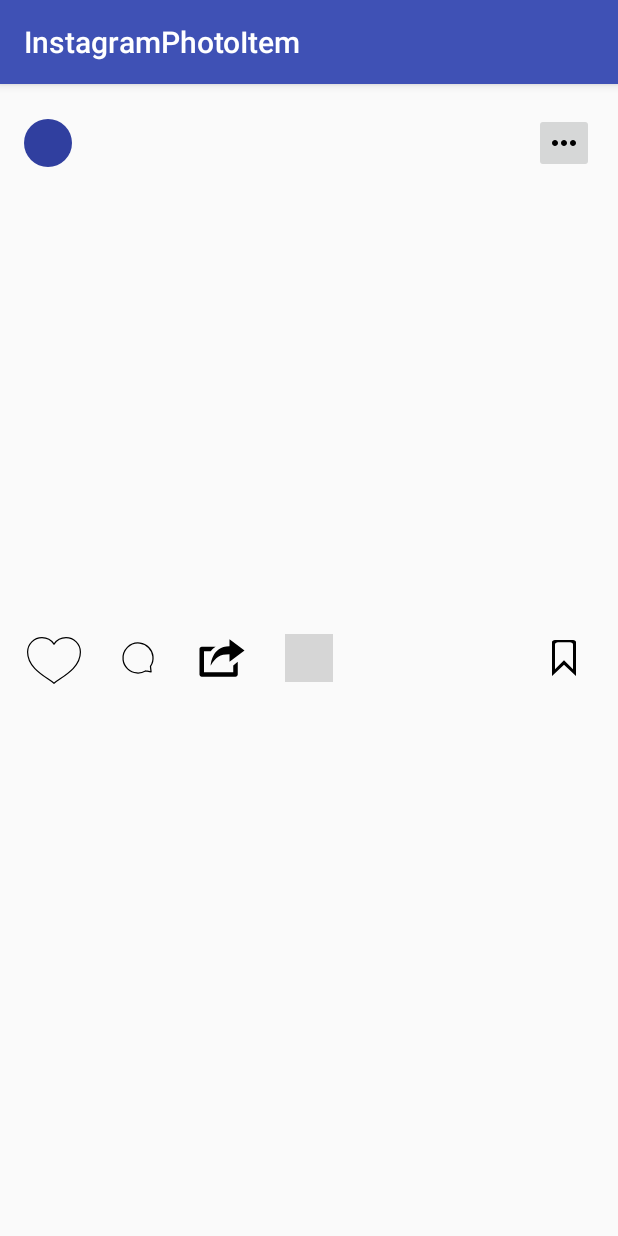
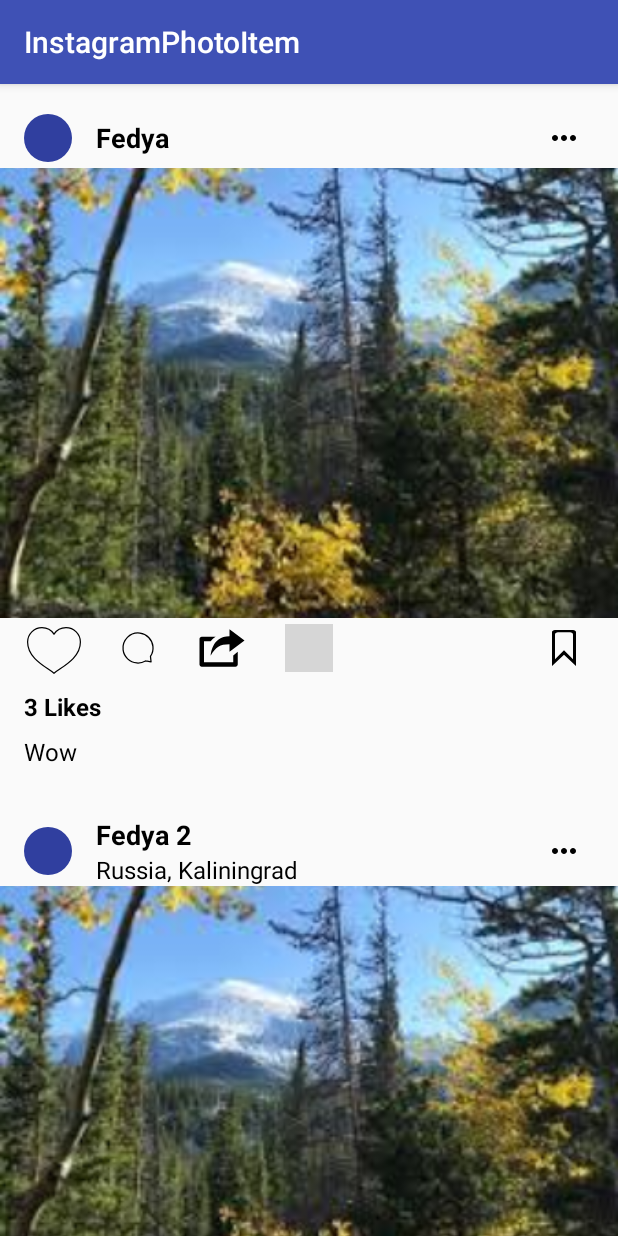
Before and after one commit to fedka27/test_instagram_photo_item, an Android app: the screen it shows after launch (MainActivity), on a phone screen of 412 x 824 dp. Run offline under Robolectric (Android 15) with nearby library versions, the phone set to English and light mode, and no system bars; our stand-ins replace CircleImageView; plain views replace PageIndicatorView; grey boxes are pictures that could not be loaded.

Commit message:
[+] Design complete ( not tested )

```diff
--- a/app/build.gradle
+++ b/app/build.gradle
@@ -28,6 +28,7 @@ dependencies {
     implementation"org.jetbrains.kotlin:kotlin-stdlib-jre7:$kotlin_version"
 
     implementation 'com.android.support:appcompat-v7:26.1.0'
+    implementation 'com.android.support:design:26.1.0'
     implementation 'de.hdodenhof:circleimageview:2.2.0'
     implementation 'com.romandanylyk:pageindicatorview:1.0.0'
 
--- /dev/null
+++ b/app/src/main/java/com/github/fedka27/instagramphotoitem/CommonExtensions.kt
@@ -0,0 +1,11 @@
+package com.github.fedka27.instagramphotoitem
+
+import android.support.annotation.LayoutRes
+import android.view.LayoutInflater
+import android.view.View
+import android.view.ViewGroup
+
+
+fun ViewGroup.getLayoutView(@LayoutRes resLayout: Int): View {
+    return LayoutInflater.from(this.context).inflate(resLayout, this, false)
+}
--- /dev/null
+++ b/app/src/main/java/com/github/fedka27/instagramphotoitem/ImageViewPagerAdapter.kt
@@ -0,0 +1,34 @@
+package com.github.fedka27.instagramphotoitem
+
+import android.content.Context
+import android.support.v4.view.PagerAdapter
+import android.view.LayoutInflater
+import android.view.View
+import android.view.ViewGroup
+import kotlinx.android.synthetic.main.item_image.view.*
+
+class ImageViewPagerAdapter(
+        context: Context,
+        val listResImage: List<Int>,
+        val layoutInflater: LayoutInflater = LayoutInflater.from(context)
+) : PagerAdapter() {
+
+
+    override fun isViewFromObject(view: View?, `object`: Any?): Boolean = `object` is View
+
+    override fun getCount(): Int = listResImage.size
+
+    override fun instantiateItem(container: ViewGroup?, position: Int): Any {
+        val view = layoutInflater.inflate(R.layout.item_image, container, false)
+
+        view.image_view.setImageResource(listResImage[position])
+
+        container?.addView(view)
+
+        return view
+    }
+
+    override fun destroyItem(container: ViewGroup?, position: Int, `object`: Any?) {
+        container?.removeView(`object` as View)
+    }
+}
--- a/app/src/main/java/com/github/fedka27/instagramphotoitem/MainActivity.kt
+++ b/app/src/main/java/com/github/fedka27/instagramphotoitem/MainActivity.kt
@@ -2,11 +2,41 @@ package com.github.fedka27.instagramphotoitem
 
 import android.os.Bundle
 import android.support.v7.app.AppCompatActivity
+import android.support.v7.widget.LinearLayoutManager
+import com.github.fedka27.instagramphotoitem.model.Publication
+import kotlinx.android.synthetic.main.activity_main.*
 
-class MainActivity : AppCompatActivity() {
+class
+MainActivity : AppCompatActivity() {
 
     override fun onCreate(savedInstanceState: Bundle?) {
         super.onCreate(savedInstanceState)
         setContentView(R.layout.activity_main)
+
+        val adapter = PublicationsAdapter(this)
+
+        recycler_view.layoutManager = LinearLayoutManager(this)
+        recycler_view.adapter = adapter
+
+        adapter.addPublication(getPublication1())
+        adapter.addPublication(getPublication2())
+    }
+
+    private fun getPublication1(): Publication {
+        return Publication(
+                "Fedya",
+                null,
+                arrayListOf(R.drawable.image1, R.drawable.image2),
+                3,
+                "Wow")
+    }
+
+    private fun getPublication2(): Publication {
+        return Publication(
+                "Fedya 2",
+                "Russia, Kaliningrad",
+                arrayListOf(R.drawable.image3, R.drawable.image2, R.drawable.image1),
+                13,
+                "Wow!!!")
     }
 }
--- /dev/null
+++ b/app/src/main/java/com/github/fedka27/instagramphotoitem/PublicationsAdapter.kt
@@ -0,0 +1,52 @@
+package com.github.fedka27.instagramphotoitem
+
+import android.content.Context
+import android.support.v7.widget.RecyclerView
+import android.view.View.GONE
+import android.view.ViewGroup
+import com.github.fedka27.instagramphotoitem.model.Publication
+import kotlinx.android.synthetic.main.item_instagram_publication_photo.view.*
+
+class PublicationsAdapter(private val context: Context) : RecyclerView.Adapter<PublicationsAdapter.PublicationViewHolder>() {
+    val listPublications: MutableList<Publication> = mutableListOf()
+
+    override fun onCreateViewHolder(parent: ViewGroup?, viewType: Int): PublicationViewHolder {
+        return PublicationViewHolder(parent!!)
+    }
+
+    override fun getItemCount(): Int = listPublications.size
+
+    override fun onBindViewHolder(holder: PublicationViewHolder?, position: Int) {
+        holder?.bind(listPublications[position])
+    }
+
+    fun setData(list: List<Publication>) {
+        listPublications.clear()
+        listPublications.addAll(list)
+        notifyDataSetChanged()
+    }
+
+    fun addPublication(publication: Publication) {
+        listPublications.add(publication)
+        notifyItemInserted(listPublications.size)
+    }
+
+    class PublicationViewHolder(val viewGroup: ViewGroup)
+        : RecyclerView.ViewHolder(viewGroup.getLayoutView(R.layout.item_instagram_publication_photo)) {
+
+        fun bind(publication: Publication) {
+
+            itemView.name_text_view.text = publication.name
+            itemView.location_text_view.let {
+                if (publication.location == null) it.visibility = GONE
+                else it.text = publication.location
+            }
+
+            itemView.photos_view_pager.adapter = ImageViewPagerAdapter(viewGroup.context, publication.imageResList)
+            itemView.likes_text_view.text = viewGroup.context.getString(R.string.publication_likes_, publication.likes)
+            itemView.comment_text_view.text = publication.comment
+        }
+    }
+
+
+}
--- /dev/null
+++ b/app/src/main/java/com/github/fedka27/instagramphotoitem/model/Publication.kt
@@ -0,0 +1,13 @@
+package com.github.fedka27.instagramphotoitem.model
+
+import java.io.Serializable
+
+class Publication(
+        val name: String,
+        val location: String?,
+        val imageResList: List<Int>,
+        val likes: Int,
+        val comment: String?
+) : Serializable {
+
+}
--- a/app/src/main/res/layout/activity_main.xml
+++ b/app/src/main/res/layout/activity_main.xml
@@ -5,6 +5,10 @@
     android:layout_height="match_parent"
     tools:context="com.github.fedka27.instagramphotoitem.MainActivity">
 
-    <include layout="@layout/item_instagram_photo" />
+    <android.support.v7.widget.RecyclerView
+        android:id="@+id/recycler_view"
+        android:layout_width="match_parent"
+        android:layout_height="match_parent"
+        tools:listitem="@layout/item_instagram_publication_photo" />
 
 </FrameLayout>
--- /dev/null
+++ b/app/src/main/res/layout/item_image.xml
@@ -0,0 +1,13 @@
+<?xml version="1.0" encoding="utf-8"?>
+<LinearLayout xmlns:android="http://schemas.android.com/apk/res/android"
+    android:layout_width="match_parent"
+    android:layout_height="match_parent"
+    android:orientation="vertical">
+
+    <ImageView
+        android:id="@+id/image_view"
+        android:layout_width="match_parent"
+        android:layout_height="match_parent"
+        android:scaleType="centerCrop" />
+
+</LinearLayout>
--- a/app/src/main/res/layout/item_instagram_photo.xml
+++ b/app/src/main/res/layout/item_instagram_publication_photo.xml
@@ -3,7 +3,7 @@
     xmlns:app="http://schemas.android.com/apk/res-auto"
     xmlns:tools="http://schemas.android.com/tools"
     android:layout_width="match_parent"
-    android:layout_height="match_parent"
+    android:layout_height="wrap_content"
     android:orientation="vertical"
     android:paddingBottom="@dimen/margin_medium"
     android:paddingTop="@dimen/margin_medium">
@@ -47,7 +47,7 @@
 
         <ImageButton
             android:id="@+id/more_image_button"
-            style="ImageButton.Transparent"
+            style="@style/ImageButton.Transparent"
             android:layout_width="@dimen/clickable_size"
             android:layout_height="@dimen/clickable_size"
             android:layout_marginEnd="@dimen/margin_medium"
@@ -67,7 +67,7 @@
         android:gravity="center_vertical"
         android:orientation="horizontal">
 
-        <CheckBox
+        <android.support.v7.widget.AppCompatCheckBox
             android:id="@+id/like_check_box"
             android:layout_width="@dimen/clickable_size"
             android:layout_height="@dimen/clickable_size"
@@ -102,15 +102,16 @@
             android:scaleType="fitXY"
             android:src="@drawable/ic_share" />
 
-
         <com.rd.PageIndicatorView
+            android:id="@+id/view_pager_indicators"
             android:layout_width="wrap_content"
             android:layout_height="wrap_content"
             android:layout_centerHorizontal="true"
             android:layout_centerVertical="true"
             app:piv_count="3"
             app:piv_selectedColor="@color/blue"
-            app:piv_unselectedColor="@color/gray" />
+            app:piv_unselectedColor="@color/gray"
+            app:piv_viewPager="@id/photos_view_pager" />
 
         <ImageButton
             android:id="@+id/bookmark_image_button"
@@ -125,4 +126,24 @@
 
     </RelativeLayout>
 
+    <TextView
+        android:id="@+id/likes_text_view"
+        style="@style/TextView.Likes"
+        android:layout_width="match_parent"
+        android:layout_height="wrap_content"
+        android:layout_marginEnd="@dimen/margin_medium"
+        android:layout_marginStart="@dimen/margin_medium"
+        android:layout_marginTop="@dimen/margin_small"
+        tools:text="Some likes" />
+
+    <TextView
+        android:id="@+id/comment_text_view"
+        style="@style/TextView.Comment"
+        android:layout_width="match_parent"
+        android:layout_height="wrap_content"
+        android:layout_marginEnd="@dimen/margin_medium"
+        android:layout_marginStart="@dimen/margin_medium"
+        android:layout_marginTop="@dimen/margin_small"
+        tools:text="Some comment" />
+
 </LinearLayout>
--- a/app/src/main/res/values/dimens.xml
+++ b/app/src/main/res/values/dimens.xml
@@ -6,6 +6,7 @@
 
     <dimen name="font_name_size">18sp</dimen>
     <dimen name="font_location_size">16sp</dimen>
+    <dimen name="font_medium">16sp</dimen>
 
     <dimen name="icon_thumb_size">32dp</dimen>
 
--- a/app/src/main/res/values/strings.xml
+++ b/app/src/main/res/values/strings.xml
@@ -1,3 +1,4 @@
 <resources>
     <string name="app_name">InstagramPhotoItem</string>
+    <string name="publication_likes_">%d Likes</string>
 </resources>
--- a/app/src/main/res/values/styles_text_view.xml
+++ b/app/src/main/res/values/styles_text_view.xml
@@ -7,10 +7,20 @@
 
     <style name="TextView.NameAppearance">
         <item name="android:textSize">@dimen/font_name_size</item>
+        <item name="android:textStyle">bold</item>
     </style>
 
     <style name="TextView.LocationAppearance">
         <item name="android:textSize">@dimen/font_location_size</item>
     </style>
 
+    <style name="TextView.Likes">
+        <item name="android:textSize">@dimen/font_medium</item>
+        <item name="android:textStyle">bold</item>
+    </style>
+
+    <style name="TextView.Comment">
+        <item name="android:textSize">@dimen/font_medium</item>
+    </style>
+
 </resources>
```
Also changed, not shown: app/src/main/res/drawable/image1.jpg (added), app/src/main/res/drawable/image2.jpg (added).
